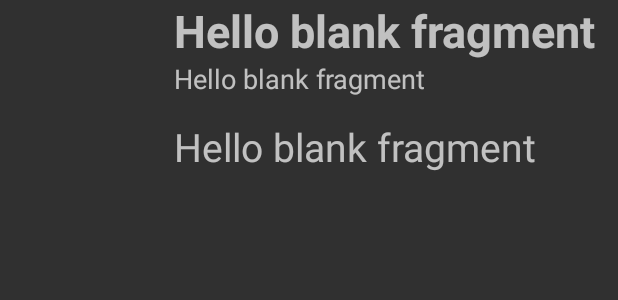
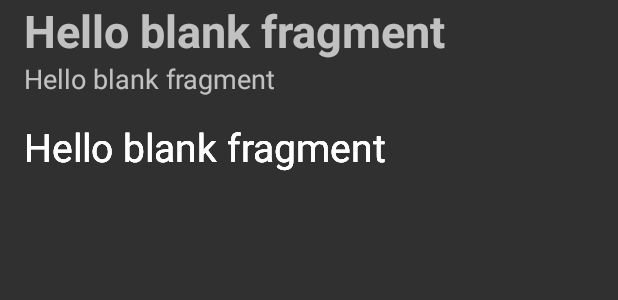
Before and after one commit to Achmadsetiawann/Submission_MovieCatalogue_Part-1, an Android app: the layout detail_film.xml on its own in the app's theme, with its tools: preview values and no code run, on a phone screen of 412 x 824 dp. Shown: the top 300 px of the screen. Run offline under Robolectric (Android 15) with nearby library versions, the phone set to English and light mode, and no system bars.

Commit message:
MovieParcelableAdapter

```diff
--- a/app/build.gradle
+++ b/app/build.gradle
@@ -36,5 +36,6 @@ dependencies {
 
     /*Wiget Glide*/
     implementation 'com.github.bumptech.glide:glide:4.8.0'
+    implementation 'androidx.recyclerview:recyclerview:1.0.0'
 
 }
--- a/app/src/main/res/layout/detail_film.xml
+++ b/app/src/main/res/layout/detail_film.xml
@@ -3,18 +3,18 @@
     xmlns:tools="http://schemas.android.com/tools"
     android:layout_width="match_parent"
     android:layout_height="match_parent"
-    tools:context=".DetailFilm">
+    tools:context=".DetailMovie">
 
 
     <ImageView
-        android:id="@+id/img_detail_movie"
+        android:id="@+id/img_movie"
         android:layout_width="100dp"
         android:layout_height="160dp"
         android:scaleType="fitXY"
         />
 
     <TextView
-        android:id="@+id/fdetail_title_movie"
+        android:id="@+id/title_movie"
         android:layout_width="wrap_content"
         android:layout_height="wrap_content"
         android:layout_marginStart="@dimen/fragment_listview_film_margin"
@@ -25,7 +25,7 @@
         />
 
     <TextView
-        android:id="@+id/fdetail_runtime_movie"
+        android:id="@+id/overview_movie"
         android:layout_width="wrap_content"
         android:layout_height="wrap_content"
         android:layout_marginStart="@dimen/fragment_listview_film_margin"
@@ -36,7 +36,7 @@
         />
 
     <TextView
-        android:id="@+id/fdetail_overview_movie"
+        android:id="@+id/gendre_movie"
         android:layout_width="wrap_content"
         android:layout_height="wrap_content"
         android:layout_marginStart="@dimen/fragment_listview_film_margin"
@@ -47,5 +47,63 @@
         android:maxLines="3"
         />
 
+    <TextView
+        android:id="@+id/runtime_movie"
+        android:layout_width="wrap_content"
+        android:layout_height="wrap_content"
+        android:layout_marginStart="@dimen/fragment_listview_film_margin"
+        android:layout_toEndOf="@+id/img_detail_movie"
+        android:layout_marginTop="80dp"
+        android:text="@string/hello_blank_fragment"
+        android:textSize="@dimen/sub_title_text"
+        android:maxLines="3"
+        />
+
+    <TextView
+        android:id="@+id/budget_movie"
+        android:layout_width="wrap_content"
+        android:layout_height="wrap_content"
+        android:layout_marginStart="@dimen/fragment_listview_film_margin"
+        android:layout_toEndOf="@+id/img_detail_movie"
+        android:layout_marginTop="80dp"
+        android:text="@string/hello_blank_fragment"
+        android:textSize="@dimen/sub_title_text"
+        android:maxLines="3"
+        />
+
+    <TextView
+        android:id="@+id/revenue_movie"
+        android:layout_width="wrap_content"
+        android:layout_height="wrap_content"
+        android:layout_marginStart="@dimen/fragment_listview_film_margin"
+        android:layout_toEndOf="@+id/img_detail_movie"
+        android:layout_marginTop="80dp"
+        android:text="@string/hello_blank_fragment"
+        android:textSize="@dimen/sub_title_text"
+        android:maxLines="3"
+        />
+
+    <TextView
+        android:id="@+id/review_movie"
+        android:layout_width="wrap_content"
+        android:layout_height="wrap_content"
+        android:layout_marginStart="@dimen/fragment_listview_film_margin"
+        android:layout_toEndOf="@+id/img_detail_movie"
+        android:layout_marginTop="80dp"
+        android:text="@string/hello_blank_fragment"
+        android:textSize="@dimen/sub_title_text"
+        android:maxLines="3"
+        />
 
 </RelativeLayout >
+
+
+<!--
+    this.img_movie = in.readString();
+    this.title_movie = in.readString();
+    this.overview_movie = in.readString();
+    this.gendre_movie = in.readString();
+    this.runtime_movie = in.readString();
+    this.budget_movie = in.readString();
+    this.revenue_movie = in.readString();
+    this.review_movie = in.readString(); -->
```
Also changed, not shown: app/src/main/java/com/example/submissionmoviecatalogue/DetailMovie.java (added, +11 -0 lines), app/src/main/java/com/example/submissionmoviecatalogue/MovieParcelable.java (+18 -5 lines), app/src/main/java/com/example/submissionmoviecatalogue/MovieParcelableAdapter.java (+70 -31 lines).
